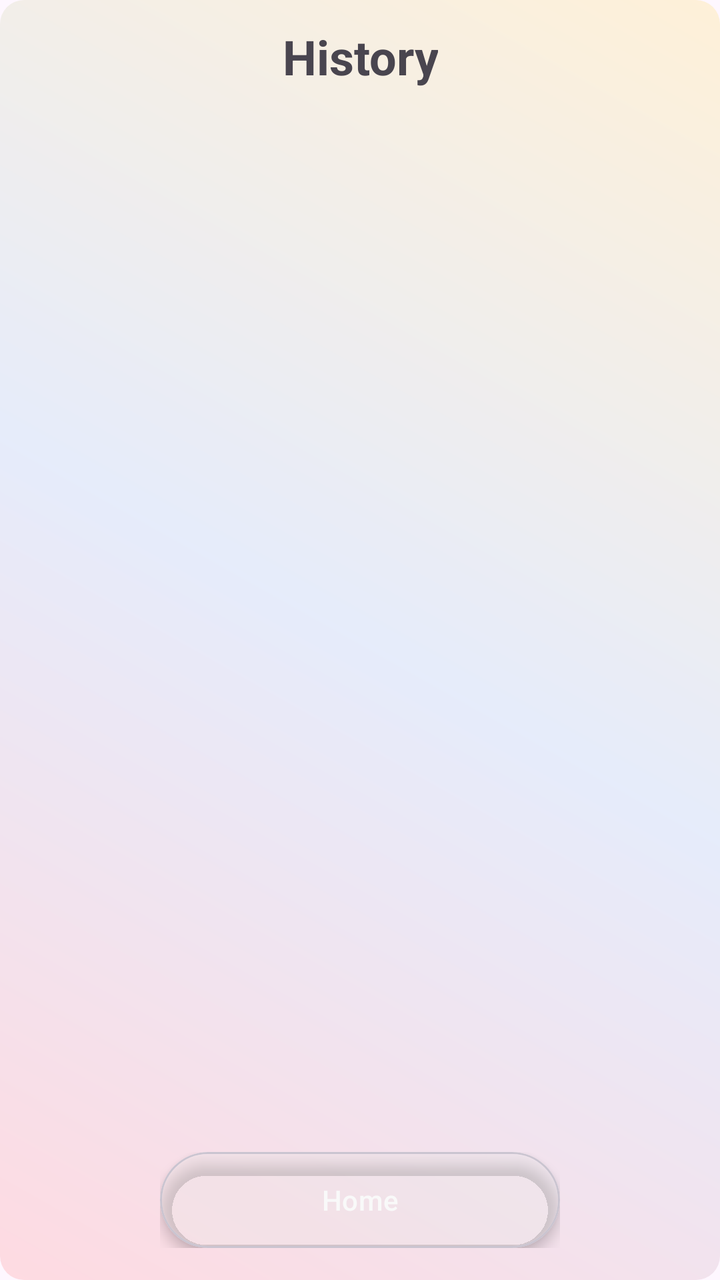
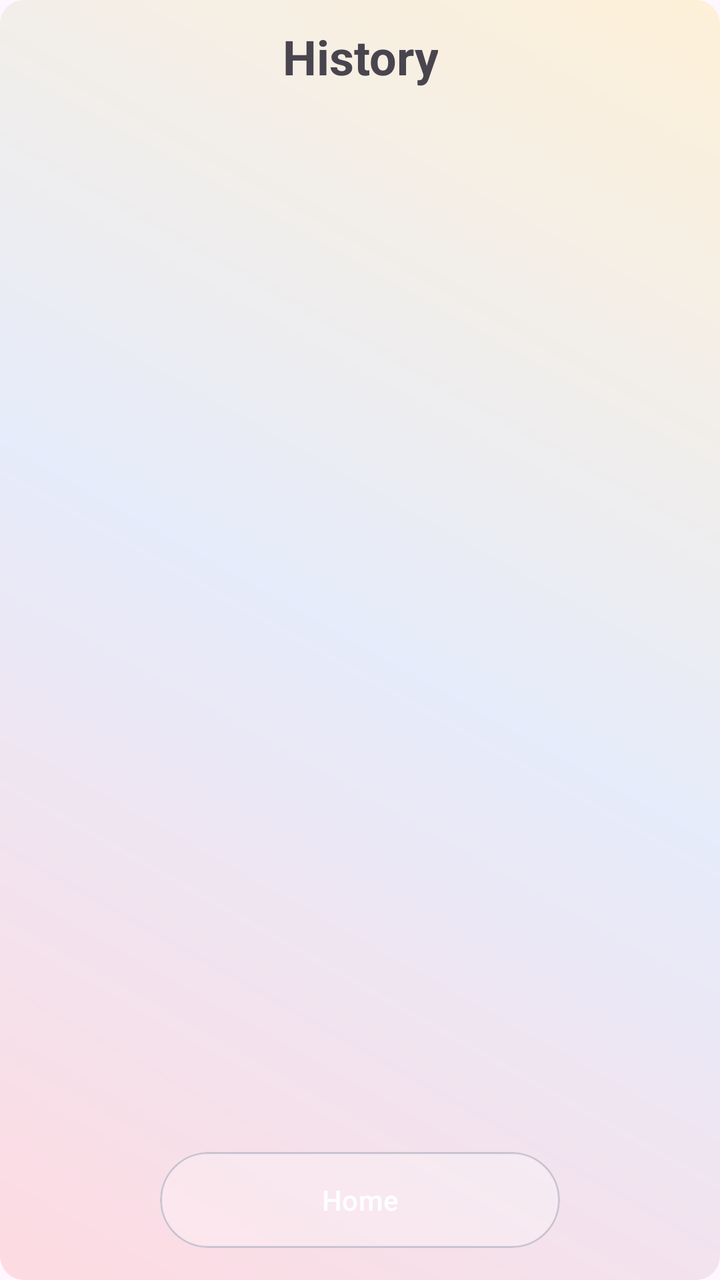

Compare the two renders of this Android layout. The source of the first and the diff that turns it into the second are given below.
<!-- AndroidManifest.xml: application theme Theme.MangaV5 -->
<!-- res/layout/activity_history_page.xml -->
<?xml version="1.0" encoding="utf-8"?>
<androidx.constraintlayout.widget.ConstraintLayout
    xmlns:android="http://schemas.android.com/apk/res/android"
    xmlns:app="http://schemas.android.com/apk/res-auto"
    android:id="@+id/main"
    android:layout_width="match_parent"
    android:layout_height="match_parent"
    android:background="@drawable/bg_gradient"
    android:fitsSystemWindows="true">

    
    <TextView
        android:id="@+id/tv_page_title"
        android:layout_width="wrap_content"
        android:layout_height="wrap_content"
        android:text="History"
        android:textSize="24sp"
        android:textStyle="bold"
        android:gravity="center"
        android:padding="12dp"
        app:layout_constraintTop_toTopOf="parent"
        app:layout_constraintStart_toStartOf="parent"
        app:layout_constraintEnd_toEndOf="parent" />

    
    <androidx.recyclerview.widget.RecyclerView
        android:id="@+id/historyRecyclerView"
        android:layout_width="0dp"
        android:layout_height="0dp"
        android:clipToPadding="false"
        android:padding="8dp"
        android:background="@android:color/transparent"
        app:layoutManager="androidx.recyclerview.widget.LinearLayoutManager"
        app:layout_constraintTop_toBottomOf="@id/tv_page_title"
        app:layout_constraintBottom_toTopOf="@+id/btnHome_container"
        app:layout_constraintStart_toStartOf="parent"
        app:layout_constraintEnd_toEndOf="parent" />

    
    <FrameLayout
        android:id="@+id/btnHome_container"
        android:layout_width="200dp"
        android:layout_height="48dp"
        app:layout_constraintBottom_toBottomOf="parent"
        app:layout_constraintStart_toStartOf="parent"
        app:layout_constraintEnd_toEndOf="parent"
        android:layout_marginBottom="16dp">

        
        <com.google.android.material.card.MaterialCardView
            android:layout_width="match_parent"
            android:layout_height="match_parent"
            app:cardCornerRadius="28dp"
            app:cardElevation="4dp"
            app:cardBackgroundColor="@android:color/transparent"
            android:clipChildren="false"
            android:clipToPadding="false">

            <View
                android:id="@+id/historyBlurBackground"
                android:layout_width="match_parent"
                android:layout_height="match_parent"
                android:background="@drawable/glass_bg" />
        </com.google.android.material.card.MaterialCardView>

        
        <Button
            android:id="@+id/btnHome"
            android:layout_width="match_parent"
            android:layout_height="match_parent"
            android:text="Home"
            android:textSize="14sp"
            android:textColor="@android:color/white"
            android:background="@android:color/transparent"
            android:gravity="center" />
    </FrameLayout>

</androidx.constraintlayout.widget.ConstraintLayout>
<!-- resources referenced by this layout -->
<resources>
  <!-- drawable bg_gradient (drawable) -->
  <shape xmlns:android="http://schemas.android.com/apk/res/android"
      android:shape="rectangle">
  
      <gradient
          android:startColor="#33FF6B6B"
          android:centerColor="#3385C1E9"
          android:endColor="#33FFD93D"
          android:angle="45"
          android:type="linear"/>
  
      <corners android:radius="12dp"/>
  </shape>
  <!-- drawable glass_bg (drawable) -->
  <layer-list xmlns:android="http://schemas.android.com/apk/res/android">
  
      
      <item>
          <shape android:shape="rectangle">
              <solid android:color="@android:color/transparent"/>
              <corners android:radius="50dp"/>
              <stroke
                  android:width="1dp"
                  android:color="#80FFFFFF"/>
          </shape>
      </item>
  
      
      <item android:left="0dp" android:top="0dp" android:right="0dp" android:bottom="0dp">
          <shape android:shape="rectangle">
              <solid android:color="#40FFFFFF"/>
              <corners android:radius="50dp"/>
          </shape>
      </item>
  
  </layer-list>
  <style name="Theme.MangaV5" parent="Theme.MaterialComponents.DayNight.DarkActionBar">
          
          <item name="colorPrimary">@color/purple_500</item>
          <item name="colorPrimaryVariant">@color/purple_700</item>
          <item name="colorOnPrimary">@color/white</item>
          
          <item name="colorSecondary">@color/teal_200</item>
          <item name="colorSecondaryVariant">@color/teal_700</item>
          <item name="colorOnSecondary">@color/black</item>
          
          <item name="android:statusBarColor">?attr/colorPrimaryVariant</item>
          
      </style>
  <color name="purple_500">#FF6200EE</color>
  <color name="purple_700">#FF3700B3</color>
  <color name="white">#FFFFFFFF</color>
  <color name="teal_200">#FF03DAC5</color>
  <color name="teal_700">#FF018786</color>
  <color name="black">#FF000000</color>
</resources>

<!-- the commit's change to res/layout/activity_history_page.xml (unified diff, before → after) -->
@@ -51,7 +51,6 @@
             android:layout_width="match_parent"
             android:layout_height="match_parent"
             app:cardCornerRadius="28dp"
-            app:cardElevation="4dp"
             app:cardBackgroundColor="@android:color/transparent"
             android:clipChildren="false"
             android:clipToPadding="false">
